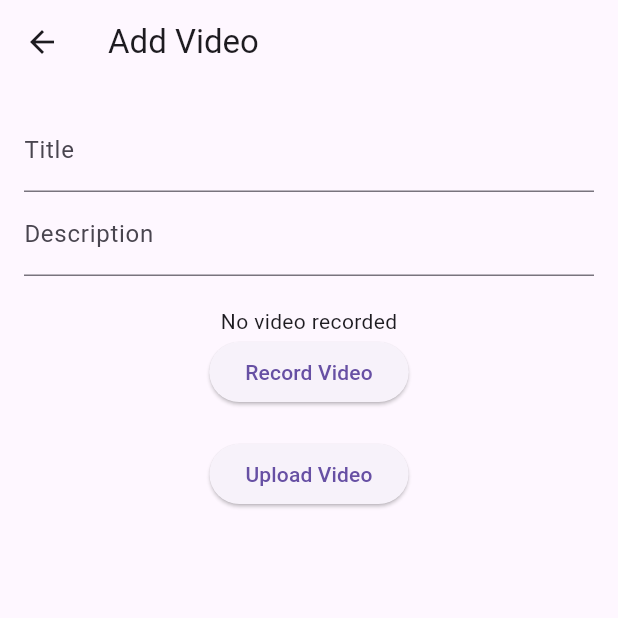
After one commit to Elbina-Paudel/Dis-app, a Flutter app: the AddVideoScreen screen opened by its route, after a tap on "Upload Video", on a phone screen of 412 x 824 dp, the top half of it. The commit adds this screen. Run offline on Flutter 3.47's test engine with Material 3 defaults, Android fonts, the phone set to English and light mode, and no system bars; our stand-ins replace carousel_slider, chewie, cloud_firestore, firebase_auth, firebase_core, firebase_storage and 8 more; accounts and stored records are empty.

```diff
--- /dev/null
+++ b/lib/screen/add_video_screen.dart
@@ -0,0 +1,124 @@
+import 'package:flutter/material.dart';
+import 'package:cloud_firestore/cloud_firestore.dart';
+import 'package:firebase_storage/firebase_storage.dart';
+import 'package:image_picker/image_picker.dart';
+import 'dart:io';
+
+class AddVideoScreen extends StatefulWidget {
+  const AddVideoScreen({super.key});
+
+  @override
+  _AddVideoScreenState createState() => _AddVideoScreenState();
+}
+
+class _AddVideoScreenState extends State<AddVideoScreen> {
+  final _titleController = TextEditingController();
+  final _descriptionController = TextEditingController();
+  File? _videoFile;
+  double _uploadProgress = 0.0;
+  bool _isUploading = false;
+
+  final picker = ImagePicker();
+
+  Future<void> _recordVideo() async {
+    final pickedFile = await picker.pickVideo(
+      source: ImageSource.camera,
+      maxDuration: const Duration(minutes: 2),
+    );
+    if (pickedFile != null) {
+      setState(() {
+        _videoFile = File(pickedFile.path);
+      });
+    }
+  }
+
+  Future<void> _uploadVideo() async {
+    if (_videoFile == null) return;
+
+    setState(() {
+      _isUploading = true;
+      _uploadProgress = 0.0;
+    });
+
+    // Get a unique file name
+    String fileName = DateTime.now().millisecondsSinceEpoch.toString();
+    Reference storageRef =
+        FirebaseStorage.instance.ref().child("videos/$fileName");
+
+    // Start the upload and listen to progress
+    UploadTask uploadTask = storageRef.putFile(_videoFile!);
+
+    uploadTask.snapshotEvents.listen((TaskSnapshot snapshot) {
+      setState(() {
+        _uploadProgress = snapshot.bytesTransferred / snapshot.totalBytes;
+      });
+    });
+
+    // Wait for the upload to complete
+    TaskSnapshot completedSnapshot = await uploadTask;
+
+    // Get the download URL after the upload completes
+    String downloadURL = await completedSnapshot.ref.getDownloadURL();
+
+    // Save details to Firestore
+    await FirebaseFirestore.instance.collection('videos').add({
+      'video_title': _titleController.text,
+      'video_description': _descriptionController.text,
+      'url': downloadURL,
+      'timestamp': FieldValue.serverTimestamp(),
+    });
+
+    setState(() {
+      _isUploading = false;
+      _uploadProgress = 0.0;
+    });
+
+    ScaffoldMessenger.of(context).showSnackBar(
+      const SnackBar(content: Text("Video Uploaded Successfully!")),
+    );
+  }
+
+  @override
+  Widget build(BuildContext context) {
+    return Scaffold(
+      appBar: AppBar(title: const Text('Add Video')),
+      body: Padding(
+        padding: const EdgeInsets.all(16.0),
+        child: Column(
+          children: [
+            TextField(
+              controller: _titleController,
+              decoration: const InputDecoration(labelText: 'Title'),
+            ),
+            TextField(
+              controller: _descriptionController,
+              decoration: const InputDecoration(labelText: 'Description'),
+            ),
+            const SizedBox(height: 20),
+            _videoFile == null
+                ? const Text('No video recorded')
+                : Text('Video recorded: ${_videoFile!.path}'),
+            ElevatedButton(
+              onPressed: _recordVideo,
+              child: const Text('Record Video'),
+            ),
+            const SizedBox(height: 20),
+            _isUploading
+                ? Column(
+                    children: [
+                      LinearProgressIndicator(value: _uploadProgress),
+                      const SizedBox(height: 10),
+                      Text(
+                          '${(_uploadProgress * 100).toStringAsFixed(0)}% uploaded'),
+                    ],
+                  )
+                : ElevatedButton(
+                    onPressed: _uploadVideo,
+                    child: const Text('Upload Video'),
+                  ),
+          ],
+        ),
+      ),
+    );
+  }
+}
--- a/lib/utils/app_routes.dart
+++ b/lib/utils/app_routes.dart
@@ -1,5 +1,6 @@
 import 'package:flutter/material.dart';
 
+import '../screen/add_video_screen.dart';
 import '../screen/authentication/auth_screen.dart';
 import '../screen/authentication/signin.dart';
 import '../screen/authentication/signup.dart';
@@ -10,4 +11,5 @@ final Map<String, WidgetBuilder> appRoutes = {
   '/login': (context) => const LoginScreen(),
   '/register': (context) => const SignUpScreen(),
   '/home': (context) => const HomeScreen(),
+  '/add-video': (context) => const AddVideoScreen(),
 };
```
Also changed, not shown: dummy.txt (added, +54 -0 lines), lib/screen/Navigators/video.dart (+37 -194 lines), lib/screen/home/home_screen.dart (+8 -4 lines), lib/screen/home_main/home_main_screen.dart (+7 -7 lines), lib/screen/video_playback_screen.dart (added, +53 -0 lines), lib/services/news_service.dart (added, +24 -0 lines), lib/services/video_service.dart (added, +40 -0 lines), lib/utils/slider.dart (+55 -60 lines).
